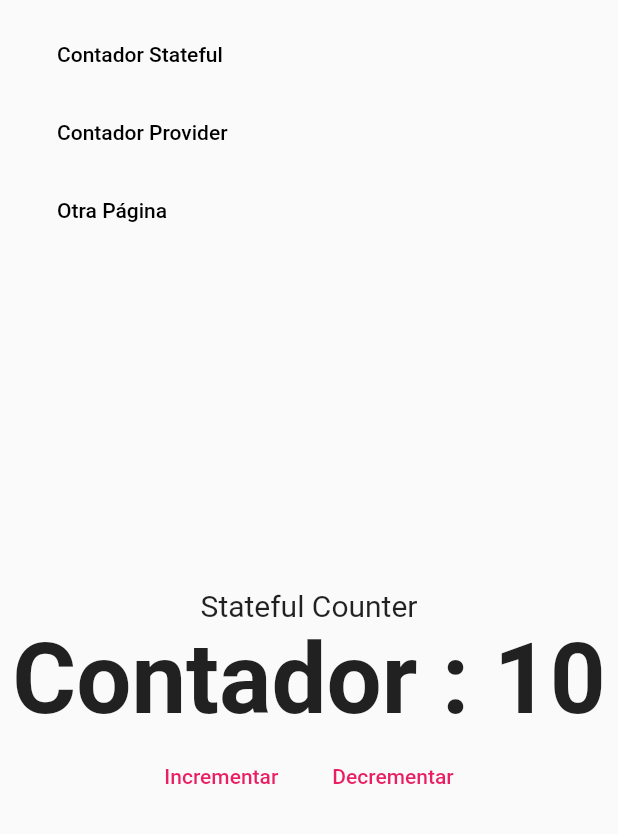
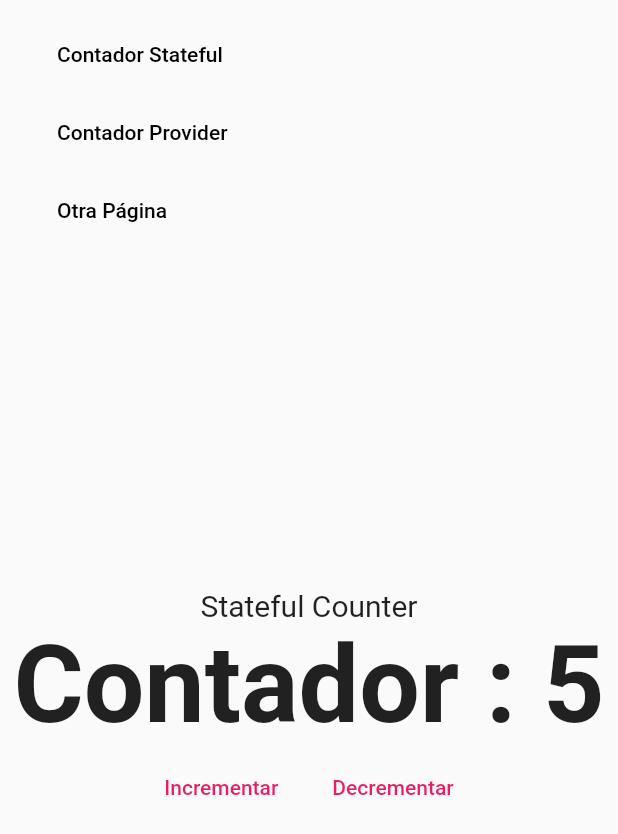
Before and after one commit to Mario1418/bases_web_flutter, a Flutter app: the screen it shows after launch, after a tap on "Contador Stateful", on a phone screen of 412 x 824 dp. Shown: the top 834 px of the screen. Run offline on Flutter 3.47's test engine with Material 2 defaults, Android fonts, the phone set to English and light mode, and no system bars; our stand-ins replace fluro, get_it.

Commit message:
Fin sección 4

```diff
--- a/lib/main.dart
+++ b/lib/main.dart
@@ -1,12 +1,14 @@
 import 'package:bases_web/locator.dart';
 import 'package:bases_web/services/navigator_service.dart';
 import 'package:bases_web/ui/layout/main_layout_page.dart';
+import 'package:bases_web/ui/router/router.dart';
 
 import 'package:bases_web/ui/router/router_generator.dart';
 import 'package:flutter/material.dart';
 
 void main() {
   setUpLocator();
+  Flurorouter.configureRoutes();
   runApp(MyApp());
 }
 
@@ -16,14 +18,16 @@ class MyApp extends StatelessWidget {
     return MaterialApp(
       debugShowCheckedModeBanner: false,
       title: 'RutasApp',
-      initialRoute: '/stateful',
-      onGenerateRoute: (settings) => RouterGenerator.generateRouter(settings),
+      initialRoute: '/',
+      //onGenerateRoute: (settings) => RouterGenerator.generateRouter(settings),
+      onGenerateRoute: Flurorouter.router.generator,
       navigatorKey: locator<NavigationService>().navigatorKey,
       builder: (_, child) {
         return MainLayoutPage(
           child: child ?? Container(),
         );
       },
+      //theme: ThemeData.dark(),
     );
   }
 }
--- a/lib/providers/counter_provider_page.dart
+++ b/lib/providers/counter_provider_page.dart
@@ -2,6 +2,9 @@ import 'package:flutter/material.dart';
 
 class CounterProvider extends ChangeNotifier {
   int _counter = 15;
+  CounterProvider(String base) {
+    if (int.tryParse(base) != null) _counter = int.parse(base);
+  }
 
   get counter => _counter;
 
--- /dev/null
+++ b/lib/ui/router/route_handlers.dart
@@ -0,0 +1,23 @@
+//HANDLERS
+import 'package:bases_web/ui/views/counter_provider_view.dart';
+import 'package:bases_web/ui/views/counter_view.dart';
+import 'package:bases_web/ui/views/view_404.dart';
+import 'package:fluro/fluro.dart';
+
+final Handler counterHandler = Handler(handlerFunc: (context, params) {
+  //print(params['base']?[0]);
+  return CounterView(base: params['base']?.first ?? '5');
+});
+
+final Handler counterProviderHandler = Handler(handlerFunc: (context, params) {
+  return CounterProviderView(base: params['q']?.first ?? '10');
+});
+
+final Handler dashboardUserHandler = Handler(handlerFunc: (context, params) {
+  print(params);
+  return const View404();
+});
+
+//404
+
+final Handler pageNotFound = Handler(handlerFunc: (_, __) => const View404());
--- /dev/null
+++ b/lib/ui/router/router.dart
@@ -0,0 +1,31 @@
+import 'package:bases_web/ui/router/route_handlers.dart';
+
+import 'package:fluro/fluro.dart';
+import 'package:flutter/material.dart';
+
+class Flurorouter {
+  static final FluroRouter router = FluroRouter();
+
+  static void configureRoutes() {
+    router.define('/',
+        handler: counterHandler, transitionType: TransitionType.fadeIn);
+
+    //STATEFUL ROUTES
+
+    router.define('/stateful/:base',
+        handler: counterHandler, transitionType: TransitionType.fadeIn);
+
+    router.define('/stateful',
+        handler: counterHandler, transitionType: TransitionType.fadeIn);
+
+    //PROVIDER ROUTES
+
+    router.define('/provider',
+        handler: counterProviderHandler, transitionType: TransitionType.fadeIn);
+
+    router.define('/dashboard/users/:userid/:roleid',
+        handler: dashboardUserHandler, transitionType: TransitionType.fadeIn);
+
+    router.notFoundHandler = pageNotFound;
+  }
+}
--- a/lib/ui/router/router_generator.dart
+++ b/lib/ui/router/router_generator.dart
@@ -10,10 +10,10 @@ class RouterGenerator {
   static Route<dynamic> generateRouter(RouteSettings settings) {
     switch (settings.name) {
       case '/stateful':
-        return _fadeRoute(const CounterView(), '/stateful');
+        return _fadeRoute(const CounterView(base: '5'), '/stateful');
 
       case '/provider':
-        return _fadeRoute(const CounterProviderView(), '/provider');
+        return _fadeRoute(const CounterProviderView(base: '10'), '/provider');
 
       default:
         return _fadeRoute(const View404(), '/page404');
--- a/lib/ui/views/counter_view.dart
+++ b/lib/ui/views/counter_view.dart
@@ -2,7 +2,12 @@ import 'package:bases_web/ui/shared/custom_flat_button.dart';
 import 'package:flutter/material.dart';
 
 class CounterView extends StatefulWidget {
-  const CounterView({Key? key}) : super(key: key);
+  final String base;
+
+  const CounterView({
+    Key? key,
+    required this.base,
+  }) : super(key: key);
 
   @override
   State<CounterView> createState() => _CounterPageState();
@@ -10,6 +15,12 @@ class CounterView extends StatefulWidget {
 
 class _CounterPageState extends State<CounterView> {
   int counter = 10;
+
+  @override
+  void initState() {
+    super.initState();
+    if (int.tryParse(widget.base) != null) counter = int.parse(widget.base);
+  }
 
   @override
   Widget build(BuildContext context) {
--- a/lib/ui/views/view_404.dart
+++ b/lib/ui/views/view_404.dart
@@ -6,7 +6,9 @@ class View404 extends StatelessWidget {
 
   @override
   Widget build(BuildContext context) {
-    return Center(
+    return Container(
+      color: Colors.white,
+      child: Center(
           child: Column(
         mainAxisAlignment: MainAxisAlignment.center,
         children: [
@@ -21,6 +23,7 @@ class View404 extends StatelessWidget {
               text: 'Regresar',
               onPressed: () => Navigator.popAndPushNamed(context, '/stateful')),
         ],
-    ));
+      )),
+    );
   }
 }
--- a/pubspec.yaml
+++ b/pubspec.yaml
@@ -28,6 +28,7 @@ environment:
 # versions available, run `flutter pub outdated`.
 dependencies:
   cupertino_icons: ^1.0.2
+  fluro: ^2.0.3
   flutter:
     sdk: flutter
   get_it: ^7.2.0
```
Also changed, not shown: lib/ui/pages/counter_provider_page.dart (+4 -3 lines), lib/ui/shared/custom_app_menu.dart (+14 -0 lines), lib/ui/views/counter_provider_view.dart (+6 -2 lines), pubspec.lock. Lines whose indentation alone changed are shown as unchanged.
